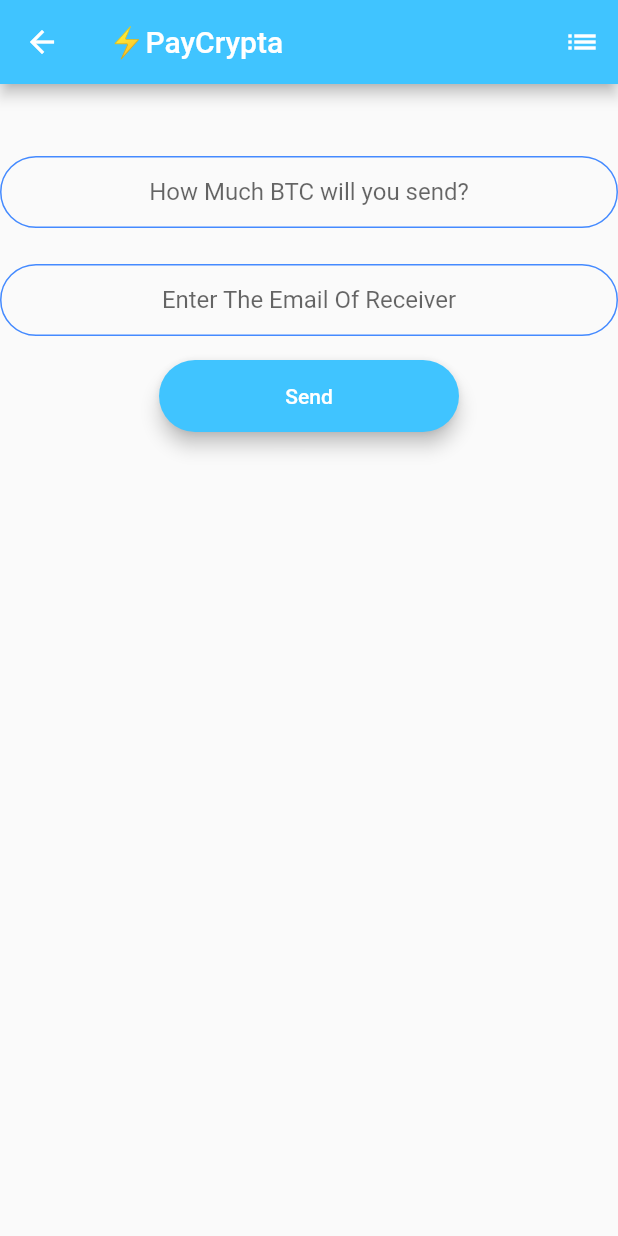
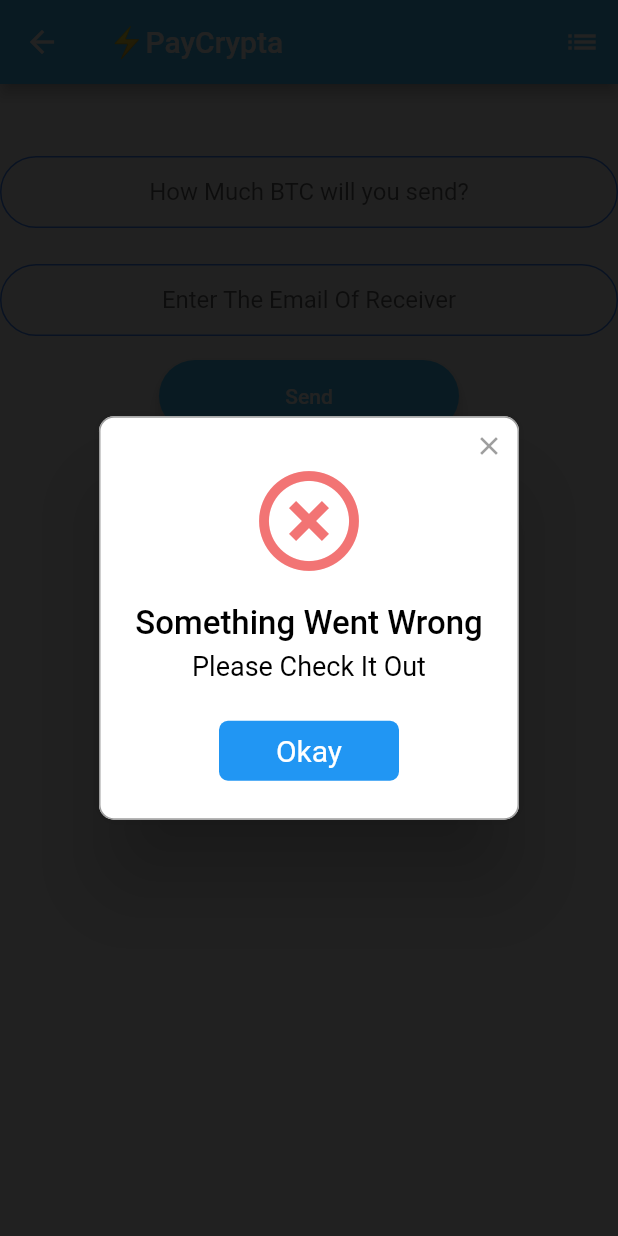
Before and after one commit to dinarpay/paycrypta, a Flutter app: the SendScreen screen opened by its route, after a tap on "Send", on a phone screen of 412 x 824 dp. Run offline on Flutter 3.47's test engine with Material 2 defaults, Android fonts, the phone set to English and light mode, and no system bars; drawn by our look-alikes of rflutter_alert; our stand-ins replace animated_text_kit, cloud_firestore, firebase_auth, modal_progress_hud; missing offline and left inert: bip39, bitcoin_flutter; accounts and stored records are empty.

Commit message:
alert added to send page after transaction

```diff
--- a/lib/screens/send_screen.dart
+++ b/lib/screens/send_screen.dart
@@ -3,11 +3,8 @@
 import 'package:flutter/material.dart';
 import 'package:paycrypta/constants.dart';
 import 'package:paycrypta/components/rounded_button.dart';
-import 'package:firebase_auth/firebase_auth.dart';
 import 'package:paycrypta/screens/main_screen.dart';
-import 'package:modal_progress_hud/modal_progress_hud.dart';
-import 'package:bitcoin_flutter/bitcoin_flutter.dart';
-import 'package:bip39/bip39.dart' as bip39;
+import 'package:rflutter_alert/rflutter_alert.dart';
 
 class SendScreen extends StatefulWidget {
   static const String id = 'send_screen';
@@ -44,6 +41,16 @@
             }));
   }
 
+  void addNewTransactionToDataBase() {
+    if (amount != '0') {
+      _firestore.collection('transactions').add({
+        'sender': loggedInUser.email,
+        'receiver': receiver,
+        'amount': amount,
+      });
+    }
+  }
+
   void updateBalanceOfReceiver() {
     String newBalance;
     bool isDone = false;
@@ -56,7 +63,7 @@
                 newBalance =
                     (double.parse(doc.data['balance']) + double.parse(amount))
                         .toString();
-                print('-----$newBalance');
+
                 _firestore
                     .collection('balance')
                     .document(doc.documentID)
@@ -64,6 +71,44 @@
                 isDone = true;
               }
             }));
+  }
+
+  void showSuccessAlert() {
+    Alert(
+      context: context,
+      type: AlertType.success,
+      title: "Payment Sucessfull",
+      desc: "",
+      buttons: [
+        DialogButton(
+          child: Text(
+            "Okay",
+            style: TextStyle(color: Colors.white, fontSize: 20),
+          ),
+          onPressed: () => Navigator.pop(context),
+          width: 120,
+        )
+      ],
+    ).show();
+  }
+
+  void failAlert() {
+    Alert(
+      context: context,
+      type: AlertType.error,
+      title: "Something Went Wrong",
+      desc: "Please Check It Out",
+      buttons: [
+        DialogButton(
+          child: Text(
+            "Okay",
+            style: TextStyle(color: Colors.white, fontSize: 20),
+          ),
+          onPressed: () => Navigator.pop(context),
+          width: 120,
+        )
+      ],
+    ).show();
   }
 
   @override
@@ -92,9 +137,10 @@
             ),
             Container(
               child: TextField(
+                keyboardType: TextInputType.numberWithOptions(),
                 textAlign: TextAlign.center,
                 onChanged: (value) {
-                  amount = value;
+                  amount = value.toString();
                 },
                 decoration: kTextFieldDecoration.copyWith(
                     hintText: 'How Much BTC will you send?'),
@@ -107,7 +153,7 @@
               child: TextField(
                 textAlign: TextAlign.center,
                 onChanged: (value) {
-                  receiver = value;
+                  receiver = value.toString();
                 },
                 decoration: kTextFieldDecoration.copyWith(
                     hintText: 'Enter The Email Of Receiver'),
@@ -118,17 +164,17 @@
               title: 'Send',
               onPressed: () async {
                 try {
-                  if (1 == 1) {
+                  double.parse(amount);
+                  if (receiver != null) {
+                    updateBalanceOfReceiver();
                     updateBalanceOfSender();
-                    updateBalanceOfReceiver();
-                    _firestore.collection('transactions').add({
-                      'sender': loggedInUser.email,
-                      'receiver': receiver,
-                      'amount': amount,
-                    });
+                    addNewTransactionToDataBase();
+                    showSuccessAlert();
                   } else {}
                   setState(() {});
-                } catch (Exception) {}
+                } catch (Exception) {
+                  failAlert();
+                }
               },
             )
           ],
--- a/pubspec.yaml
+++ b/pubspec.yaml
@@ -32,7 +32,7 @@
 dev_dependencies:
   flutter_test:
     sdk: flutter
-
+  rflutter_alert: ^1.0.3
 
 # For information on the generic Dart part of this file, see the
 # following page: https://dart.dev/tools/pub/pubspec
```
Also changed, not shown: pubspec.lock.
